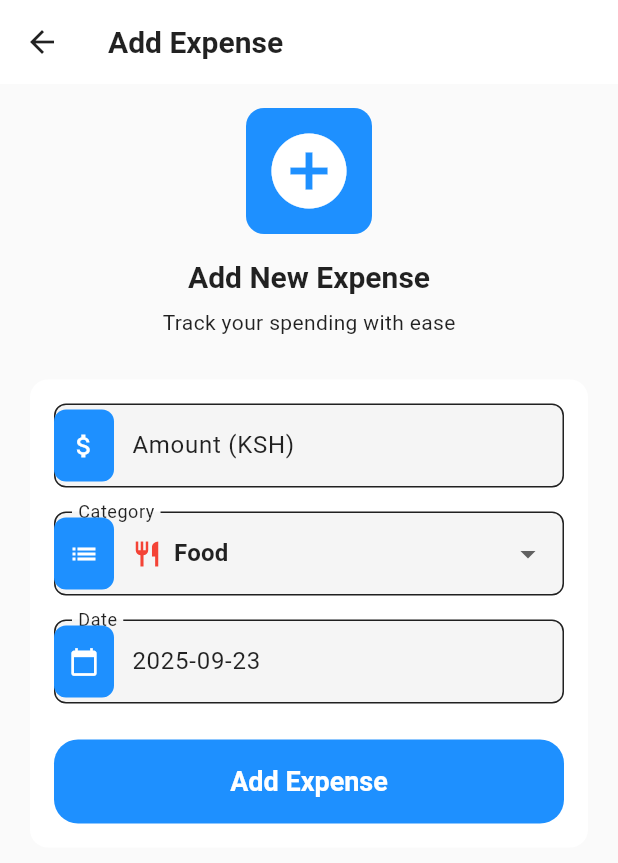
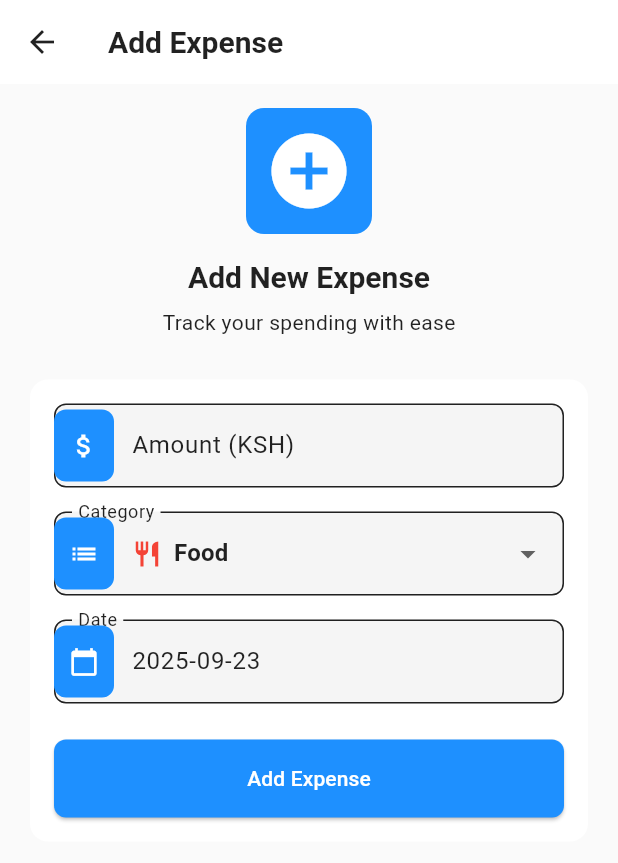
Before and after one commit to Anonymousbeliever/expense_tracker, a Flutter app: the screen it shows once a user with an empty profile is signed in, after a tap on an icon or button, on a phone screen of 412 x 824 dp. Shown: the top 863 px of the screen. Run offline on Flutter 3.47's test engine with Material 3 defaults, Android fonts, the phone set to English and light mode, and no system bars; our stand-ins replace firebase_core, fl_chart, permission_handler, shared_preferences; missing offline and left inert: dart:html; accounts and stored records are empty.

Commit message:
fixed the error

```diff
--- /dev/null
+++ b/lib/models/models.dart
@@ -0,0 +1,4 @@
+// Models barrel export
+export 'expense.dart';
+export 'user.dart';
+export 'category.dart';
--- /dev/null
+++ b/lib/repositories/repositories.dart
@@ -0,0 +1,4 @@
+// Repositories barrel export
+export 'expense_repository.dart';
+export 'user_repository.dart';
+export 'firebase_expense_repository.dart';
--- a/lib/screens/add_expense/views/add_expense.dart
+++ b/lib/screens/add_expense/views/add_expense.dart
@@ -2,7 +2,6 @@ import 'package:flutter/material.dart';
 import 'package:provider/provider.dart';
 import 'package:intl/intl.dart';
 import 'package:expense_tracker/data/data.dart';
-import 'package:expense_tracker/widgets/widgets.dart';
 
 class AddExpense extends StatefulWidget {
   const AddExpense({super.key});
@@ -251,12 +250,22 @@ class _AddExpenseState extends State<AddExpense> {
                             ),
                           ),
                           const SizedBox(height: 24),
-                          CustomButton.primary(
-                            text: 'Add Expense',
-                            onPressed: _isLoading ? null : _saveExpense,
-                            isLoading: _isLoading,
-                            isFullWidth: true,
-                            size: ButtonSize.large,
+                          SizedBox(
+                            width: double.infinity,
+                            child: ElevatedButton(
+                              onPressed: _isLoading ? null : _saveExpense,
+                              style: ElevatedButton.styleFrom(
+                                padding: const EdgeInsets.symmetric(vertical: 16),
+                                backgroundColor: Theme.of(context).colorScheme.primary,
+                                foregroundColor: Theme.of(context).colorScheme.onPrimary,
+                                shape: RoundedRectangleBorder(
+                                  borderRadius: BorderRadius.circular(8),
+                                ),
+                              ),
+                              child: _isLoading
+                                  ? const CircularProgressIndicator(color: Colors.white)
+                                  : const Text('Add Expense'),
+                            ),
                           ),
                         ],
                       ),
--- a/lib/screens/stats/stats.dart
+++ b/lib/screens/stats/stats.dart
@@ -1,5 +1,5 @@
 import 'package:expense_tracker/widgets/widgets.dart';
-import 'package:expense_tracker/services/file_export_service.dart';
+import 'package:expense_tracker/services/services.dart';
 import 'package:flutter/material.dart';
 import 'package:provider/provider.dart';
 import 'package:expense_tracker/data/data.dart';
--- /dev/null
+++ b/lib/services/services.dart
@@ -0,0 +1,3 @@
+// Services barrel export
+export 'file_export_service.dart';
+export 'file_export_web.dart';
--- /dev/null
+++ b/lib/utils/utils.dart
@@ -0,0 +1,4 @@
+// Utils barrel export
+export 'app_themes.dart';
+export 'constants.dart';
+export 'formatters.dart';
--- a/lib/widgets/credit_card.dart
+++ b/lib/widgets/credit_card.dart
@@ -76,7 +76,7 @@ class CreditCard extends StatelessWidget {
                 "KSH ${NumberFormat('#,##0.00').format(currentBalance)}",
                 style: const TextStyle(
                   color: Colors.white,
-                  fontSize: 28,
+                  fontSize: 32,
                   fontWeight: FontWeight.bold,
                   letterSpacing: -0.5,
                 ),
```
Also changed, not shown: lib/expense_tracker.dart (added, +27 -0 lines), lib/data/firebase_auth_service.dart (added), lib/data/firebase_expenses_provider.dart (added), lib/repositories/firebase_expense_repository.dart (added), 4 other files.
